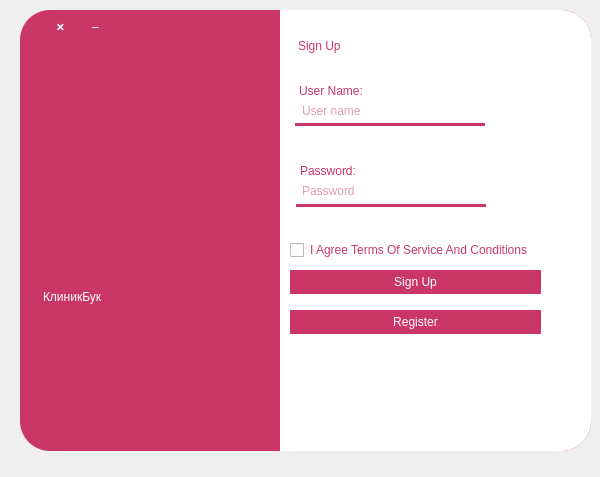
AsQqqq/clinicbook, file design/login_design.ui: the form before one commit.
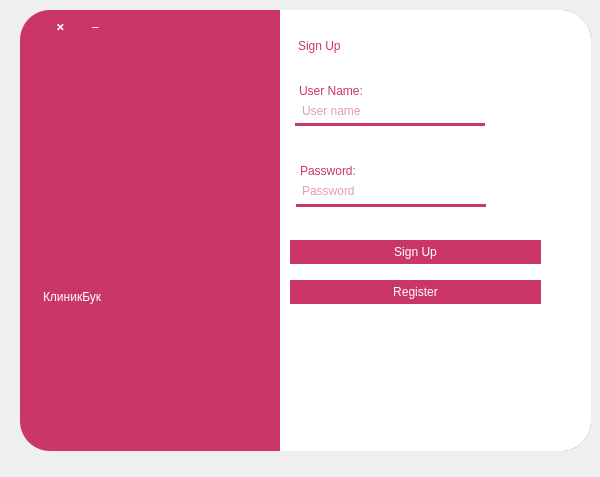
The form after the commit. Icons and pictures are not drawn.

The edit to the form file:
```diff
--- a/design/login_design.ui
+++ b/design/login_design.ui
@@ -340,28 +340,6 @@
        <bool>false</bool>
       </property>
      </widget>
-     <widget class="QCheckBox" name="AgreeCond">
-      <property name="geometry">
-       <rect>
-        <x>10</x>
-        <y>240</y>
-        <width>271</width>
-        <height>20</height>
-       </rect>
-      </property>
-      <property name="styleSheet">
-       <string notr="true">QCheckBox {
-	background-color: 0;
-	color: #ca3767;
-	border: 0;
-	font: 700 7pt &quot;Montserrat Medium&quot;;	
-}
-</string>
-      </property>
-      <property name="text">
-       <string>I Agree Terms Of Service And Conditions</string>
-      </property>
-     </widget>
      <widget class="QPushButton" name="SignUpButton">
       <property name="enabled">
        <bool>false</bool>
@@ -369,7 +347,7 @@
       <property name="geometry">
        <rect>
         <x>10</x>
-        <y>270</y>
+        <y>240</y>
         <width>251</width>
         <height>24</height>
        </rect>
@@ -401,7 +379,7 @@
       <property name="geometry">
        <rect>
         <x>10</x>
-        <y>310</y>
+        <y>280</y>
         <width>251</width>
         <height>24</height>
        </rect>
```
Left out of the diff: 1 changed line with no effect on the pictures.
